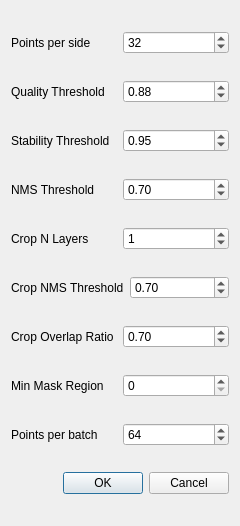
The window that src/auto_detect_dialog.ui (velatkilic/label-gui) describes before a commit, drawn with Qt 5.
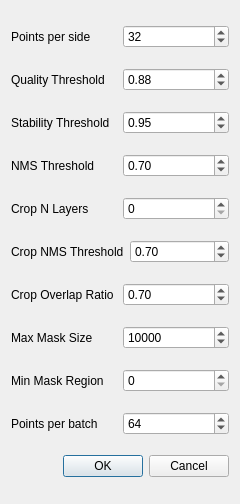
The same window after the commit.

Diff of the .ui file:
```diff
--- a/src/auto_detect_dialog.ui
+++ b/src/auto_detect_dialog.ui
@@ -7,7 +7,7 @@
     <x>0</x>
     <y>0</y>
     <width>240</width>
-    <height>526</height>
+    <height>504</height>
    </rect>
   </property>
   <property name="windowTitle">
@@ -152,7 +152,7 @@
         <string>Mask prediction will be run again on crops of the image</string>
        </property>
        <property name="value">
-        <number>1</number>
+        <number>0</number>
        </property>
       </widget>
      </item>
@@ -218,6 +218,36 @@
      </item>
     </layout>
    </item>
+   <item>
+    <layout class="QHBoxLayout" name="horizontalLayout_5">
+     <item>
+      <widget class="QLabel" name="label_5">
+       <property name="statusTip">
+        <string>Threshold masks larger than this</string>
+       </property>
+       <property name="text">
+        <string>Max Mask Size</string>
+       </property>
+      </widget>
+     </item>
+     <item>
+      <widget class="QSpinBox" name="spinBox_max_mask_region">
+       <property name="statusTip">
+        <string>Threshold masks larger than this</string>
+       </property>
+       <property name="maximum">
+        <number>999999999</number>
+       </property>
+       <property name="singleStep">
+        <number>1000</number>
+       </property>
+       <property name="value">
+        <number>10000</number>
+       </property>
+      </widget>
+     </item>
+    </layout>
+   </item>
    <item>
     <layout class="QHBoxLayout" name="horizontalLayout_6">
      <item>
```
